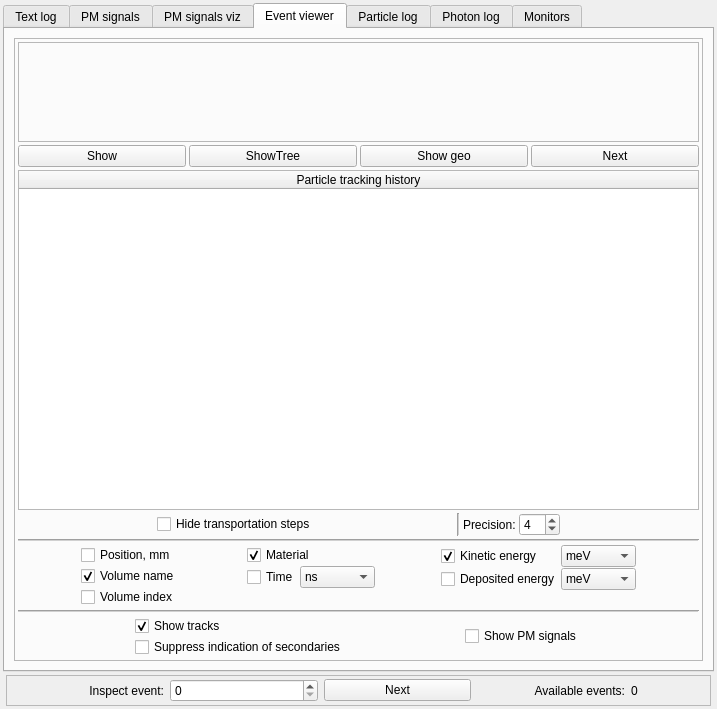
Qt form src/gui/outputwindow.ui (andrmor/ANTS2) before a commit.
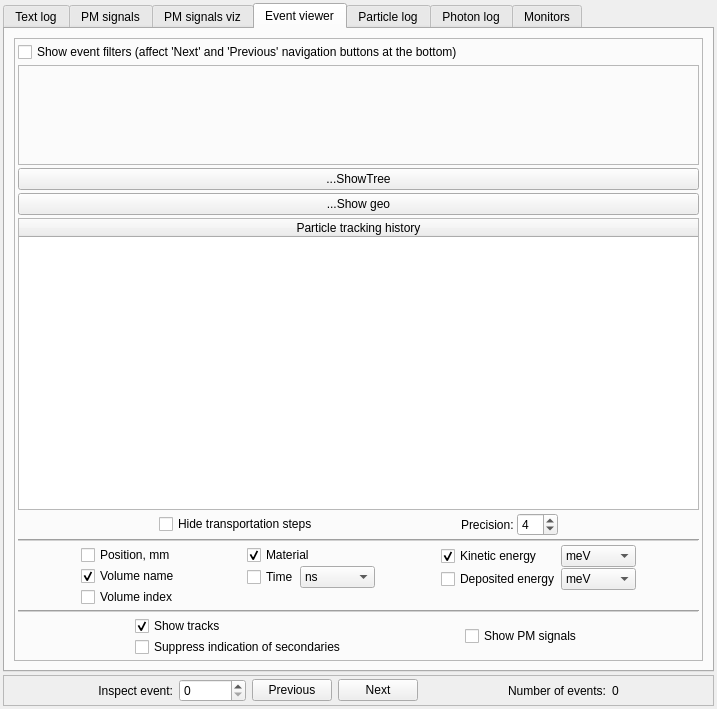
The same form after that commit.

What changed in the file:
```diff
--- a/src/gui/outputwindow.ui
+++ b/src/gui/outputwindow.ui
@@ -764,7 +764,14 @@
             <number>3</number>
            </property>
            <item>
-            <widget class="QFrame" name="frame_4">
+            <widget class="QCheckBox" name="checkBox">
+             <property name="text">
+              <string>Show event filters (affect 'Next' and 'Previous' navigation buttons at the bottom)</string>
+             </property>
+            </widget>
+           </item>
+           <item>
+            <widget class="QFrame" name="frEventFilters">
              <property name="minimumSize">
               <size>
                <width>0</width>
@@ -780,36 +787,18 @@
             </widget>
            </item>
            <item>
-            <layout class="QHBoxLayout" name="horizontalLayout_27">
-             <item>
-              <widget class="QPushButton" name="pbEVshow">
-               <property name="text">
-                <string>Show</string>
-               </property>
-              </widget>
-             </item>
-             <item>
               <widget class="QPushButton" name="pbEventView_ShowTree">
                <property name="text">
-                <string>ShowTree</string>
+              <string>...ShowTree</string>
                </property>
               </widget>
              </item>
              <item>
               <widget class="QPushButton" name="pbEVgeo">
                <property name="text">
-                <string>Show geo</string>
-               </property>
-              </widget>
-             </item>
-             <item>
-              <widget class="QPushButton" name="pvEV_Next">
-               <property name="text">
-                <string>Next</string>
-               </property>
-              </widget>
-             </item>
-            </layout>
+              <string>...Show geo</string>
+             </property>
+            </widget>
            </item>
            <item>
             <widget class="QTreeWidget" name="trwEventView">
@@ -858,13 +847,6 @@
                </property>
               </spacer>
              </item>
-             <item>
-              <widget class="Line" name="line_3">
-               <property name="orientation">
-                <enum>Qt::Vertical</enum>
-               </property>
-              </widget>
-             </item>
              <item>
               <widget class="QLabel" name="label_27">
                <property name="text">
@@ -2587,42 +2569,6 @@
      </widget>
     </item>
     <item>
-     <widget class="QFrame" name="fSelector">
-      <property name="sizePolicy">
-       <sizepolicy hsizetype="Preferred" vsizetype="Minimum">
-        <horstretch>0</horstretch>
-        <verstretch>0</verstretch>
-       </sizepolicy>
-      </property>
-      <property name="maximumSize">
-       <size>
-        <width>16777215</width>
-        <height>40</height>
-       </size>
-      </property>
-      <property name="frameShape">
-       <enum>QFrame::NoFrame</enum>
-      </property>
-      <property name="frameShadow">
-       <enum>QFrame::Raised</enum>
-      </property>
-      <layout class="QHBoxLayout" name="horizontalLayout_5">
-       <property name="spacing">
-        <number>6</number>
-       </property>
-       <property name="leftMargin">
-        <number>3</number>
-       </property>
-       <property name="topMargin">
-        <number>0</number>
-       </property>
-       <property name="rightMargin">
-        <number>3</number>
-       </property>
-       <property name="bottomMargin">
-        <number>0</number>
-       </property>
-       <item>
         <widget class="QFrame" name="frEventNumber">
          <property name="frameShape">
           <enum>QFrame::StyledPanel</enum>
@@ -2637,6 +2583,19 @@
           <property name="bottomMargin">
            <number>3</number>
           </property>
+       <item>
+        <spacer name="horizontalSpacer_40">
+         <property name="orientation">
+          <enum>Qt::Horizontal</enum>
+         </property>
+         <property name="sizeHint" stdset="0">
+          <size>
+           <width>40</width>
+           <height>20</height>
+          </size>
+         </property>
+        </spacer>
+       </item>
           <item>
            <widget class="QLabel" name="label_14">
             <property name="text">
@@ -2663,6 +2622,13 @@
             </property>
            </widget>
           </item>
+       <item>
+        <widget class="QPushButton" name="pbPreviousEvent">
+         <property name="text">
+          <string>Previous</string>
+         </property>
+        </widget>
+       </item>
           <item>
            <widget class="QPushButton" name="pbNextEvent">
             <property name="text">
@@ -2670,10 +2636,23 @@
             </property>
            </widget>
           </item>
+       <item>
+        <spacer name="horizontalSpacer_39">
+         <property name="orientation">
+          <enum>Qt::Horizontal</enum>
+         </property>
+         <property name="sizeHint" stdset="0">
+          <size>
+           <width>40</width>
+           <height>20</height>
+          </size>
+         </property>
+        </spacer>
+       </item>
           <item>
            <widget class="QLabel" name="label_4">
             <property name="text">
-             <string>Available events:</string>
+          <string>Number of events:</string>
             </property>
             <property name="alignment">
              <set>Qt::AlignRight|Qt::AlignTrailing|Qt::AlignVCenter</set>
@@ -2696,8 +2675,18 @@
             </property>
            </widget>
           </item>
-         </layout>
-        </widget>
+       <item>
+        <spacer name="horizontalSpacer_41">
+         <property name="orientation">
+          <enum>Qt::Horizontal</enum>
+         </property>
+         <property name="sizeHint" stdset="0">
+          <size>
+           <width>40</width>
+           <height>20</height>
+          </size>
+         </property>
+        </spacer>
        </item>
       </layout>
      </widget>
```
Left out of the diff: 182 changed lines with no effect on the pictures. Lines whose indentation alone changed are shown as unchanged.
